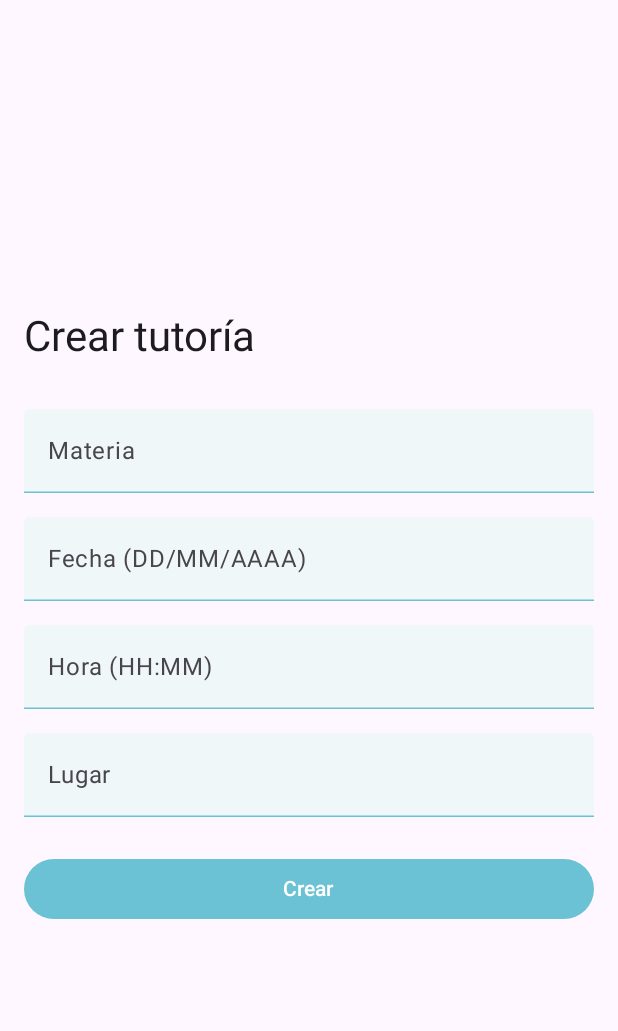
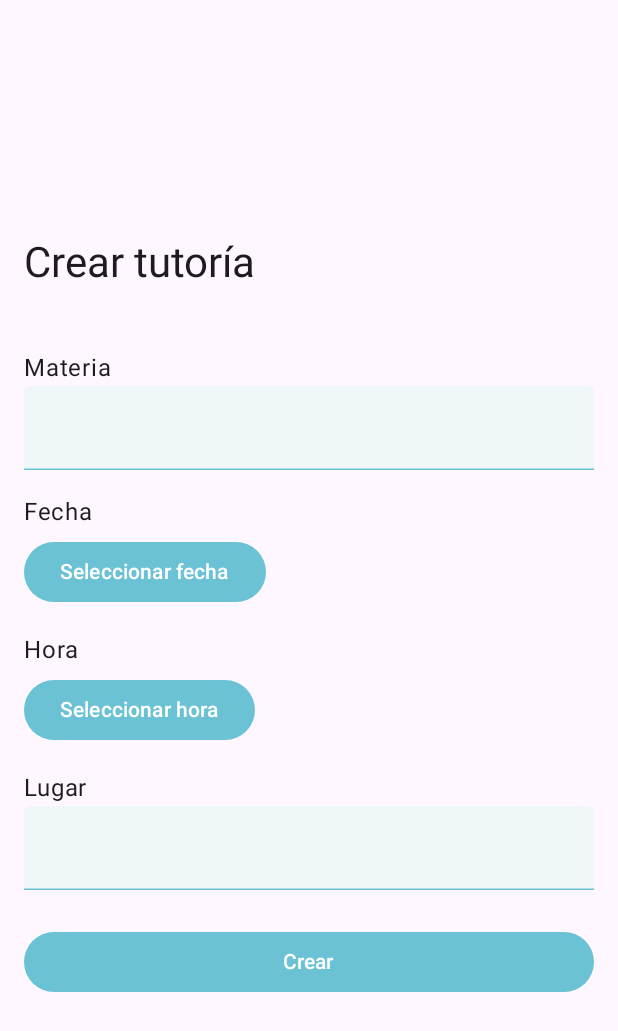
Before and after one commit to RicardoUMC/Conectiza, an Android app built with Jetpack Compose: the @Preview function CreateTutoringScreen, on a phone screen of 412 x 824 dp. Shown: the top 1031 px of the screen. Run offline under Robolectric (Android 15) with nearby library versions, the phone set to English and light mode, and no system bars.

Commit message:
Agrego botones para la selección de fecha y hora para tutoría

```diff
--- a/app/src/main/java/com/example/conectiza/CreateTutoringActivity.kt
+++ b/app/src/main/java/com/example/conectiza/CreateTutoringActivity.kt
@@ -1,20 +1,32 @@
 package com.example.conectiza
 
+import android.app.TimePickerDialog
 import android.os.Bundle
 import androidx.activity.ComponentActivity
 import androidx.activity.compose.setContent
 import androidx.compose.foundation.layout.*
+import androidx.compose.foundation.rememberScrollState
+import androidx.compose.foundation.verticalScroll
 import androidx.compose.material3.*
 import androidx.compose.runtime.Composable
+import androidx.compose.runtime.derivedStateOf
+import androidx.compose.runtime.getValue
 import androidx.compose.runtime.mutableStateOf
 import androidx.compose.runtime.remember
+import androidx.compose.runtime.rememberCoroutineScope
+import androidx.compose.runtime.setValue
 import androidx.compose.ui.Alignment
 import androidx.compose.ui.Modifier
 import androidx.compose.ui.graphics.Color
+import androidx.compose.ui.text.style.TextAlign
 import androidx.compose.ui.tooling.preview.Preview
 import androidx.compose.ui.unit.dp
 import androidx.compose.ui.unit.sp
 import com.example.conectiza.ui.theme.ConectizaTheme
+import kotlinx.coroutines.launch
+import java.time.Instant
+import java.time.ZoneId
+import java.util.Calendar
 
 class CreateTutoringActivity : ComponentActivity() {
     override fun onCreate(savedInstanceState: Bundle?) {
@@ -35,6 +47,7 @@ fun CreateTutoringScreen() {
     val date = remember { mutableStateOf("") }
     val time = remember { mutableStateOf("") }
     val place = remember { mutableStateOf("") }
+    var select by remember { mutableStateOf(false) }
 
     Scaffold(
         content = { innerPadding ->
@@ -50,15 +63,17 @@ fun CreateTutoringScreen() {
                 Text(
                     text = "Crear tutoría",
                     fontSize = 28.sp,
-                    modifier = Modifier.fillMaxWidth()
+                    modifier = Modifier.fillMaxWidth(),
+                    textAlign = TextAlign.Left
                 )
 
-                Spacer(modifier = Modifier.height(32.dp))
+                Spacer(modifier = Modifier.height(42.dp))
 
+                Column(modifier = Modifier.fillMaxWidth()) {
+                    Text(text = "Materia", style = MaterialTheme.typography.bodyLarge)
                     TextField(
                         value = subject.value,
                         onValueChange = { subject.value = it },
-                    label = { Text("Materia") },
                         modifier = Modifier.fillMaxWidth(),
                         colors = TextFieldDefaults.textFieldColors(
                             containerColor = Color(0xFFEFF7F8),
@@ -66,13 +81,108 @@ fun CreateTutoringScreen() {
                             unfocusedIndicatorColor = Color(0xFF6BC2D4)
                         )
                     )
+                }
 
                 Spacer(modifier = Modifier.height(16.dp))
 
+                val datePickerState = rememberDatePickerState()
+                var showDateDialog by remember { mutableStateOf(false) }
+                Column(modifier = Modifier.fillMaxWidth()) {
+                    Text(text = "Fecha", style = MaterialTheme.typography.bodyLarge)
+                    Spacer(modifier = Modifier.height(4.dp))
+                    Button(
+                        colors = ButtonDefaults.buttonColors(Color(0xFF6BC2D4)),
+                        onClick = {
+                            showDateDialog = true
+                        }) {
+                        Text("Seleccionar fecha")
+                    }
+
+                    if (showDateDialog) {
+                        DatePickerDialog(
+                            onDismissRequest = { showDateDialog = false },
+                            confirmButton = {
+                                Button(onClick = { showDateDialog = false }) {
+                                    Text(text = "Confirmar")
+                                }
+                            },
+                            dismissButton = {
+                                OutlinedButton(onClick = { showDateDialog = false }) {
+                                    Text(text = "Cancelar")
+                                }
+                            }
+                        ) {
+                            DatePicker(
+                                state = datePickerState,
+                                modifier = Modifier.verticalScroll(rememberScrollState())
+                            )
+                        }
+                    }
+
+                    val date = datePickerState.selectedDateMillis
+                    date?.let {
+                        val localDate = Instant.ofEpochMilli(it)
+                            .atZone(ZoneId.of("UTC"))
+                            .toLocalDate()
+                        Spacer(modifier = Modifier.height(4.dp))
+                        Text(
+                            text = "Fecha seleccionada: ${localDate.dayOfMonth} " +
+                            "/ ${localDate.monthValue} " +
+                            "/ ${localDate.year}",
+                            modifier = Modifier.fillMaxWidth(),
+                            textAlign = TextAlign.Left
+                        )
+                    }
+                }
+
+                Spacer(modifier = Modifier.height(16.dp))
+
+                val timeState = rememberTimePickerState()
+                var showTimeDialog by remember { mutableStateOf(false) }
+                Column(modifier = Modifier.fillMaxWidth()) {
+                    Text(text = "Hora", style = MaterialTheme.typography.bodyLarge)
+                    Spacer(modifier = Modifier.height(4.dp))
+                    Button(
+                        colors = ButtonDefaults.buttonColors(Color(0xFF6BC2D4)),
+                        onClick = {
+                            showTimeDialog = true
+                        }) {
+                        Text("Seleccionar hora")
+                    }
+
+                    var showSelectedTime by remember { mutableStateOf(false) }
+                    if (showTimeDialog) {
+                        TimePickerDialog(
+                            onDismiss = { showTimeDialog = false },
+                            onConfirm = {
+                                showTimeDialog = false
+                                showSelectedTime = true
+                            }
+                        ) {
+                            TimeInput(state = timeState)
+                        }
+                    }
+
+                    if (showSelectedTime) {
+                        timeState.let {
+                            Spacer(modifier = Modifier.height(4.dp))
+                            Text(
+                                text = "Hora seleccionada: ${timeState.hour}" +
+                                        ":${timeState.minute} ",
+                                modifier = Modifier.fillMaxWidth(),
+                                textAlign = TextAlign.Left
+                            )
+                        }
+                    }
+                }
+
+                Spacer(modifier = Modifier.height(16.dp))
+
+                Column(modifier = Modifier.fillMaxWidth()) {
+                    Text(text = "Lugar", style = MaterialTheme.typography.bodyLarge)
                     TextField(
-                    value = date.value,
-                    onValueChange = { date.value = it },
-                    label = { Text("Fecha (DD/MM/AAAA)") },
+                        value = place.value,
+                        onValueChange = { place.value = it },
                         modifier = Modifier.fillMaxWidth(),
                         colors = TextFieldDefaults.textFieldColors(
                             containerColor = Color(0xFFEFF7F8),
@@ -80,34 +190,7 @@ fun CreateTutoringScreen() {
                             unfocusedIndicatorColor = Color(0xFF6BC2D4)
                         )
                     )
-
-                Spacer(modifier = Modifier.height(16.dp))
-
-                TextField(
-                    value = time.value,
-                    onValueChange = { time.value = it },
-                    label = { Text("Hora (HH:MM)") },
-                    modifier = Modifier.fillMaxWidth(),
-                    colors = TextFieldDefaults.textFieldColors(
-                        containerColor = Color(0xFFEFF7F8),
-                        focusedIndicatorColor = Color(0xFF6BC2D4),
-                        unfocusedIndicatorColor = Color(0xFF6BC2D4)
-                    )
-                )
-
-                Spacer(modifier = Modifier.height(16.dp))
-
-                TextField(
-                    value = place.value,
-                    onValueChange = { place.value = it },
-                    label = { Text("Lugar") },
-                    modifier = Modifier.fillMaxWidth(),
-                    colors = TextFieldDefaults.textFieldColors(
-                        containerColor = Color(0xFFEFF7F8),
-                        focusedIndicatorColor = Color(0xFF6BC2D4),
-                        unfocusedIndicatorColor = Color(0xFF6BC2D4)
-                    )
-                )
+                }
 
                 Spacer(modifier = Modifier.height(24.dp))
 
@@ -122,3 +205,26 @@ fun CreateTutoringScreen() {
         }
     )
 }
+
+
+@Composable
+fun TimePickerDialog(
+    onDismiss: () -> Unit,
+    onConfirm: () -> Unit,
+    content: @Composable () -> Unit
+) {
+    AlertDialog(
+        onDismissRequest = onDismiss,
+        dismissButton = {
+            TextButton(onClick = { onDismiss() }) {
+                Text("Cancelar")
+            }
+        },
+        confirmButton = {
+            TextButton(onClick = { onConfirm() }) {
+                Text("Confirmar")
+            }
+        },
+        text = { content() }
+    )
+}
```
Lines whose indentation alone changed are shown as unchanged.
